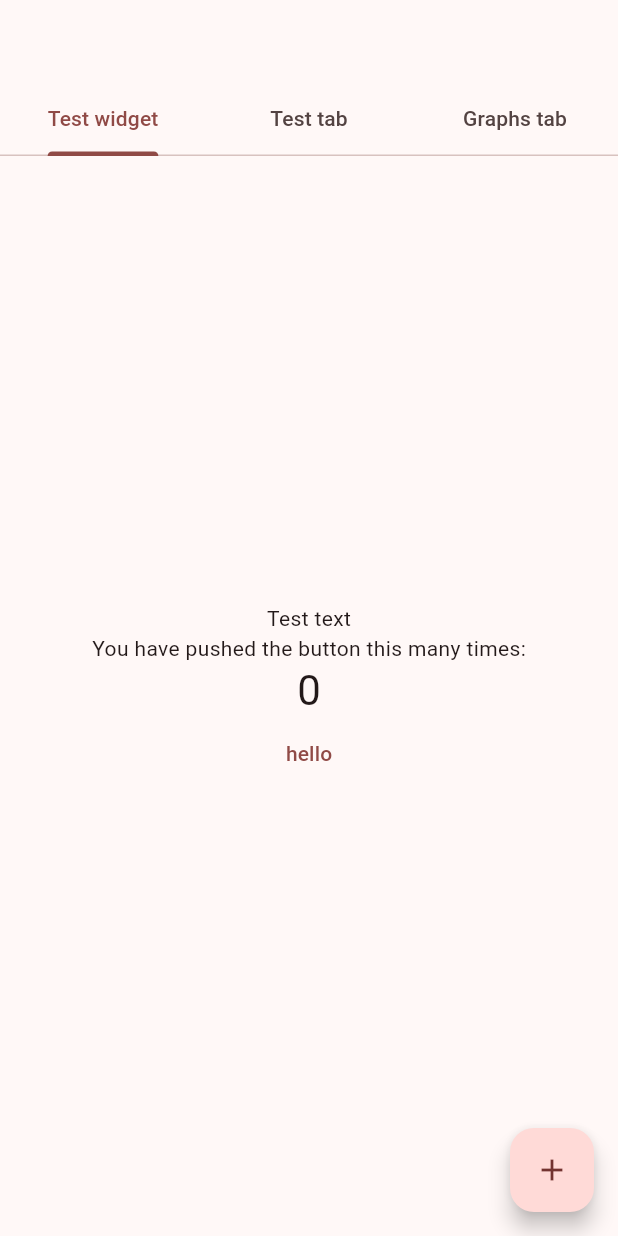
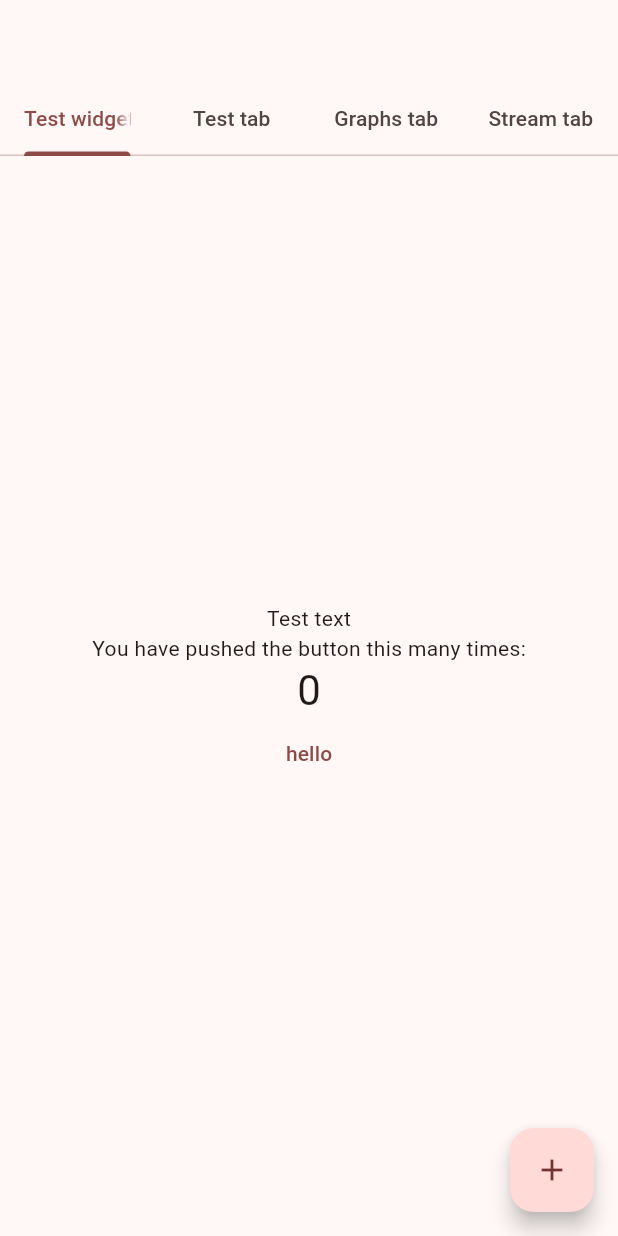
Before and after one commit to AerospaceNU/flutter_groundstation, a Flutter app: the screen it shows after launch, on a phone screen of 412 x 824 dp. Run offline on Flutter 3.47's test engine with Material 2 defaults, Android fonts, the phone set to English and light mode, and no system bars; our stand-ins replace auto_size_text, fl_chart; missing offline and left inert: flutter_libserialport, show_fps, usb_serial.

Commit message:
its streaming time

```diff
--- a/lib/widgets/home_pages/desktop_home_page.dart
+++ b/lib/widgets/home_pages/desktop_home_page.dart
@@ -10,6 +10,7 @@ import '../tabs/test_tab.dart';
 import '../tabs/graphs_tab.dart';
 
 import '../test_widget.dart';
+import '../tabs/stream_tab.dart';
 
 class DesktopHomePage extends StatefulWidget {
   final String title;
@@ -36,7 +37,7 @@ class _DesktopHomePageState extends BaseHomePageState<DesktopHomePage> {
   @override
   Widget build(BuildContext context) {
     return DefaultTabController(
-      length: 3,
+      length: 4,
       child: Scaffold(
         appBar: AppBar(
           bottom: const TabBar(
@@ -44,6 +45,7 @@ class _DesktopHomePageState extends BaseHomePageState<DesktopHomePage> {
               Tab(text: "Test widget"),
               Tab(text: "Test tab"),
               Tab(text: "Graphs tab"),
+              Tab(text: "Stream tab")
             ],
           ),
         ),
@@ -51,10 +53,14 @@ class _DesktopHomePageState extends BaseHomePageState<DesktopHomePage> {
           children: [
             Scaffold(
               body: const Center(child: TestWidget()),
-              floatingActionButton: FloatingActionButton(onPressed: onButtonPress, tooltip: 'Increment', child: const Icon(Icons.add)),
+              floatingActionButton: FloatingActionButton(
+                  onPressed: onButtonPress,
+                  tooltip: 'Increment',
+                  child: const Icon(Icons.add)),
             ),
             const TestTab(),
             const GraphTab(),
+            const StreamTab(),
           ],
         ),
       ),
```
Also changed, not shown: lib/widgets/stream_widget.dart (added, +27 -0 lines), lib/widgets/tabs/stream_tab.dart (added, +14 -0 lines).
